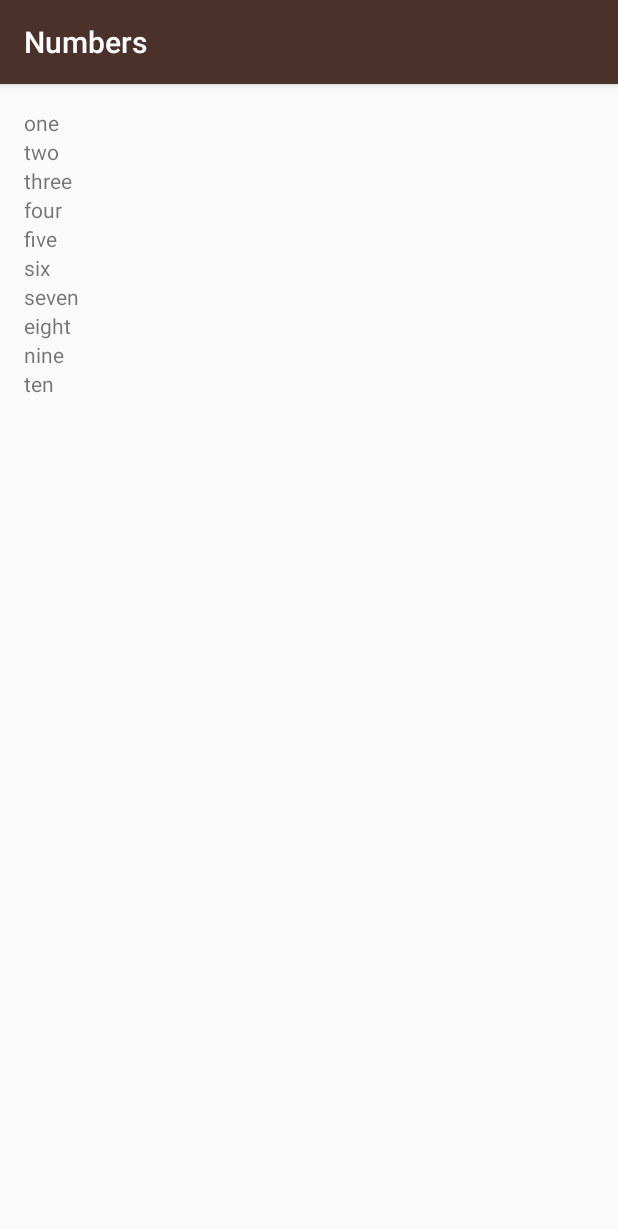
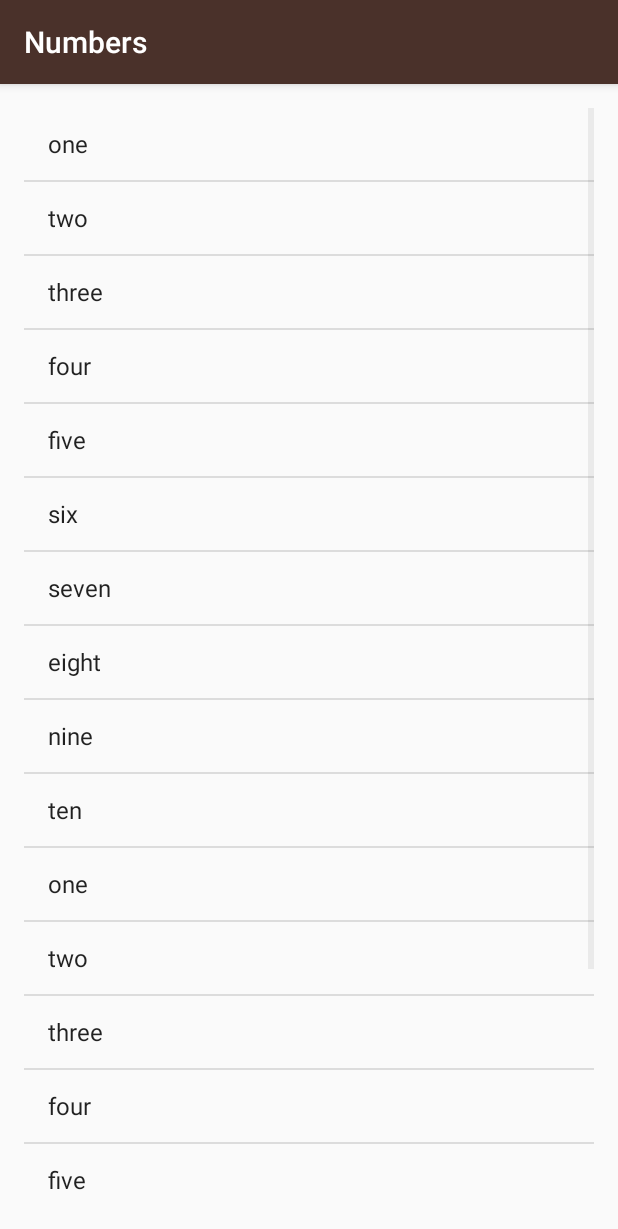
Before and after one commit to aditya08jaiswal/Miwok, an Android app: the NumbersActivity screen opened directly, with no data from a screen before it, on a phone screen of 412 x 824 dp. Shown: the top 1229 px of the screen. Run offline under Robolectric (Android 15) with nearby library versions, the phone set to English and light mode, and no system bars.

Commit message:
Added ArrayAdapter to NumbersActivity.java and changed complete activity_numbers.xml.

```diff
--- a/app/src/main/java/com/example/android/miwok/NumbersActivity.java
+++ b/app/src/main/java/com/example/android/miwok/NumbersActivity.java
@@ -3,7 +3,9 @@ package com.example.android.miwok;
 import android.support.v7.app.AppCompatActivity;
 import android.os.Bundle;
 import android.util.Log;
+import android.widget.ArrayAdapter;
 import android.widget.LinearLayout;
+import android.widget.ListView;
 import android.widget.TextView;
 
 import java.util.ArrayList;
@@ -29,26 +31,21 @@ public class NumbersActivity extends AppCompatActivity {
         words.add("eight");
         words.add("nine");
         words.add("ten");
+        words.add("one");
+        words.add("two");
+        words.add("three");
+        words.add("four");
+        words.add("five");
+        words.add("six");
+        words.add("seven");
+        words.add("eight");
+        words.add("nine");
+        words.add("ten");
 
-        // Find the root view so we can add child views to it
-        LinearLayout rootView = (LinearLayout) findViewById(R.id.rootView);
+        ArrayAdapter<String> itemsAdapter = new ArrayAdapter<String>(this, android.R.layout.simple_list_item_1, words);
 
-        // Create a variable to keep track of the current index position
-        int index = 0;
+        ListView listView = (ListView) findViewById(R.id.list);
 
-        // Keep looping until we've reached the end of the list (which means keep looping
-        // as long as the current index position is less than the length of the list)
-        for (index = 0; index < words.size(); index++)
-        {
-            // Create a new TextView
-            TextView wordView = new TextView(this);
-
-            // Set the text to be word at the current index
-            wordView.setText(words.get(index));
-
-            // Add this TextView as another child to the root view of this layout
-            rootView.addView(wordView);
-        }
-
+        listView.setAdapter(itemsAdapter);
     }
 }
--- a/app/src/main/res/layout/activity_numbers.xml
+++ b/app/src/main/res/layout/activity_numbers.xml
@@ -1,13 +1,12 @@
 <?xml version="1.0" encoding="utf-8"?>
-
-    <LinearLayout
-        xmlns:android="http://schemas.android.com/apk/res/android"
-        xmlns:tools="http://schemas.android.com/tools"
-        android:layout_width="match_parent"
-        android:layout_height="match_parent"
-        android:padding="16dp"
-        android:orientation="vertical"
-        android:id="@+id/rootView"
-        tools:context=".NumbersActivity">
-
-    </LinearLayout>
+<ListView xmlns:android="http://schemas.android.com/apk/res/android"
+    xmlns:tools="http://schemas.android.com/tools"
+    android:id="@+id/list"
+    android:orientation="vertical"
+    android:layout_width="match_parent"
+    android:layout_height="match_parent"
+    android:paddingBottom="@dimen/activity_vertical_margin"
+    android:paddingLeft="@dimen/activity_horizontal_margin"
+    android:paddingRight="@dimen/activity_horizontal_margin"
+    android:paddingTop="@dimen/activity_vertical_margin"
+    tools:context="com.example.android.miwok.NumbersActivity"/>
```
